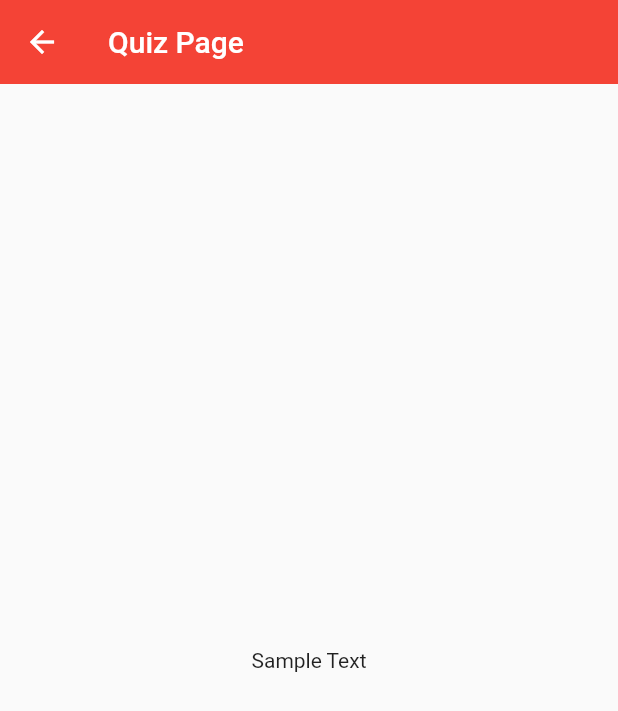
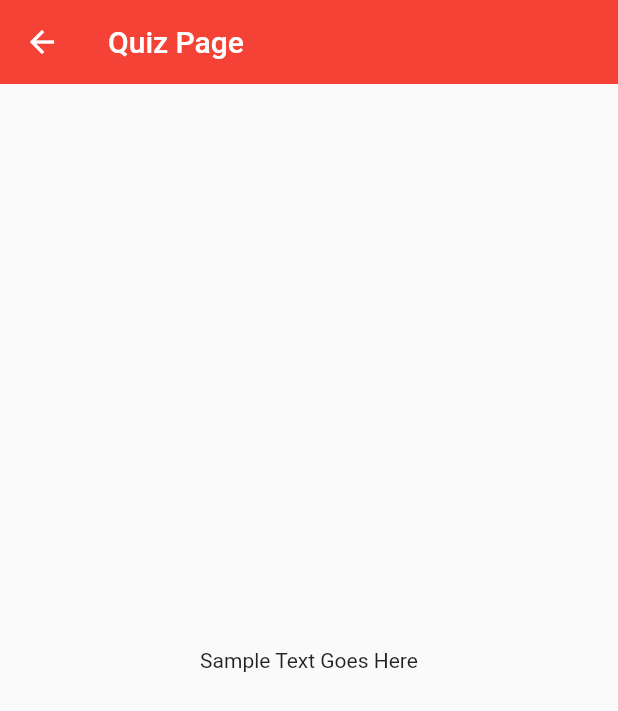
Before and after one commit to shaurya2703/quizApp, a Flutter app: the QuizPage screen opened by its route, on a phone screen of 412 x 824 dp. Shown: the top 711 px of the screen. Run offline on Flutter 3.47's test engine with Material 2 defaults, Android fonts, the phone set to English and light mode, and no system bars; our stand-ins replace flutter_custom_clippers, font_awesome_flutter.

Commit message:
Added text to quiz scaffold

```diff
--- a/lib/ui/pages/quiz_page.dart
+++ b/lib/ui/pages/quiz_page.dart
@@ -16,7 +16,7 @@ class _QuizPageState extends State<QuizPage> {
       ),
       body: Container(
         child: Center(
-          child: Text('Sample Text'),
+          child: Text('Sample Text Goes Here'),
         ),
       ),
     );
```
